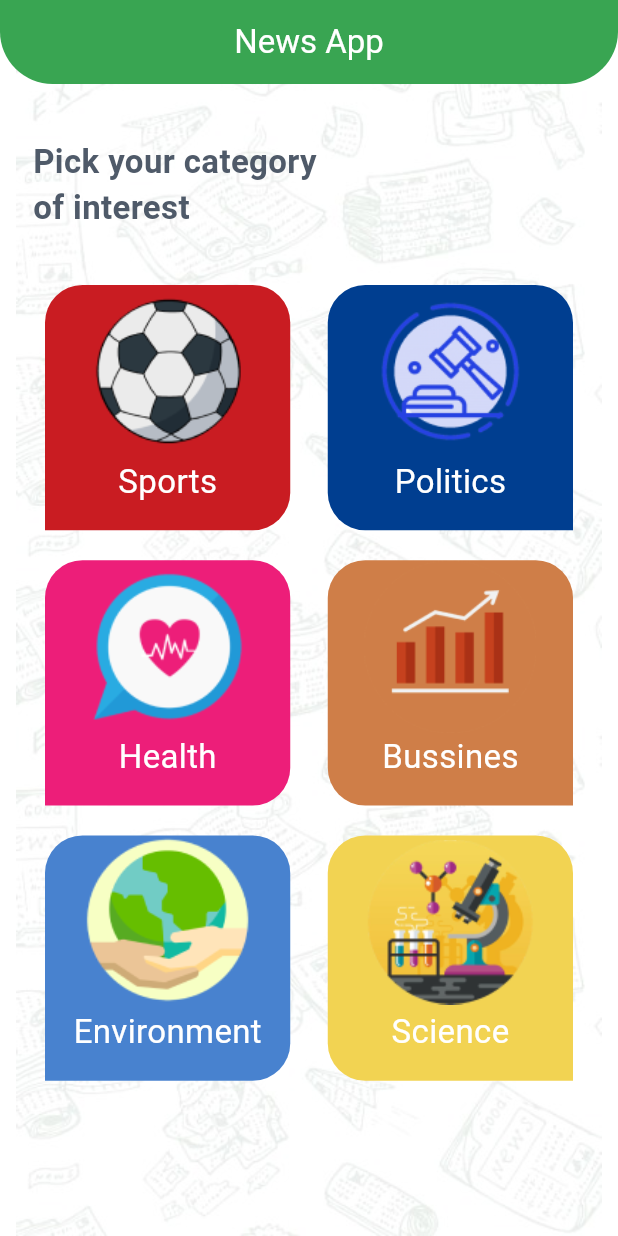
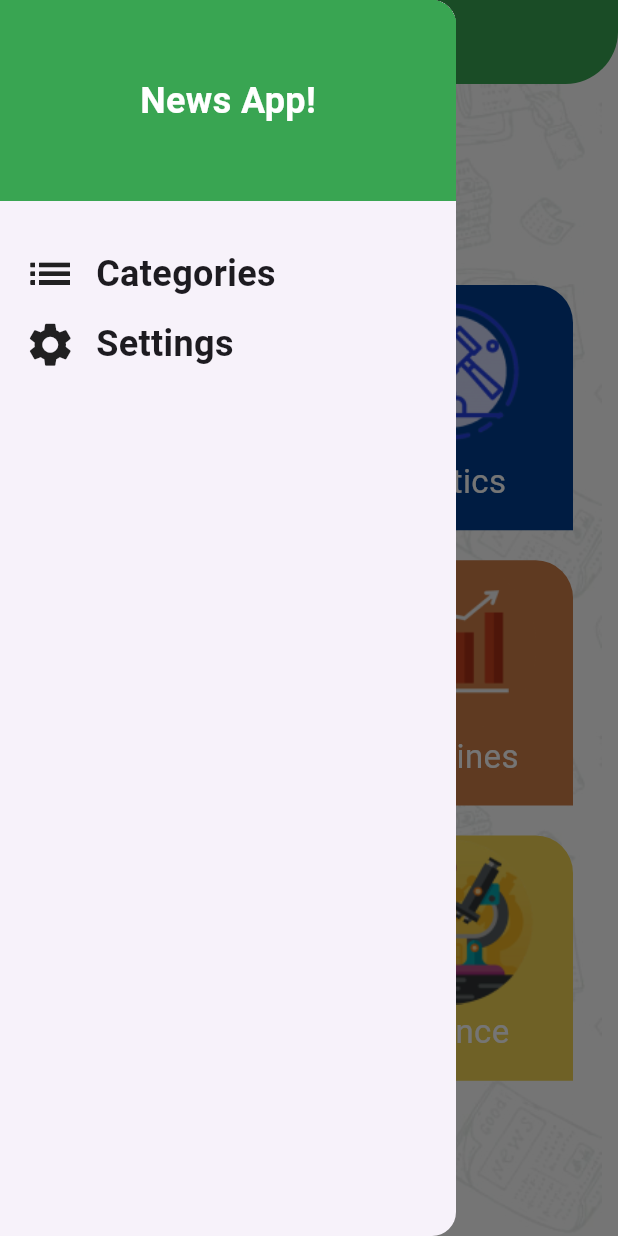
Before and after one commit to Mariamshahir/news_app, a Flutter app: the screen it shows after launch, with the side drawer open (before the commit the screen has no drawer), on a phone screen of 412 x 824 dp. Run offline on Flutter 3.47's test engine with Material 3 defaults, Android fonts, the phone set to English and light mode, and no system bars; our stand-ins replace cached_network_image, shared_preferences; generated files the repository leaves out were written again.

Commit message:
Finished drawer.

```diff
--- a/lib/homescreen.dart
+++ b/lib/homescreen.dart
@@ -1,6 +1,7 @@
 import 'package:flutter/material.dart';
 import 'package:news_app/model/category.dart';
 import 'package:news_app/tabs/categories_tab.dart';
+import 'package:news_app/tabs/settings.dart';
 import 'package:news_app/tabs/tabs_list.dart';
 import 'package:news_app/utils/assets_app.dart';
 import 'package:news_app/utils/colors_app.dart';
@@ -16,11 +17,32 @@ class HomeScreen extends StatefulWidget {
 }
 
 class _HomeScreenState extends State<HomeScreen> {
-  Category? category;
+  late Widget body;
+
+  @override
+  void initState() {
+    // TODO: implement initState
+    super.initState();
+    body = Categories(onCategoryClick: onCategoryClick);
+  }
 
   @override
   Widget build(BuildContext context) {
-    return Container(
+    return SafeArea(
+      child: WillPopScope(
+        onWillPop: ()async {
+          if(body is Categories){
+            print("true");
+            return true;
+          }else{
+            setState(() {
+              body==Categories(onCategoryClick: onCategoryClick);
+            });
+            print("false");
+            return false;
+          }
+        },
+        child: Container(
           decoration: const BoxDecoration(
               image: DecorationImage(image: AssetImage(AppAssets.background))),
           child: Scaffold(
@@ -35,16 +57,80 @@ class _HomeScreenState extends State<HomeScreen> {
                     borderRadius:
                         BorderRadius.vertical(bottom: Radius.circular(35))),
               ),
+              drawer: buildDrawer(),
               backgroundColor: Colors.transparent,
-          body: category == null
-              ? Categories(onCategoryClick: onCategoryClick)
-              : TabsList(categoryId: category!.backEndId)),
+              body: body),
+        ),
+      ),
+    );
+  }
+
+  Drawer buildDrawer() {
+    return Drawer(
+      child: Column(
+        children: [
+          Container(
+              color: AppColors.appBarBackground,
+              width: double.infinity,
+              padding: const EdgeInsets.all(50),
+              child: const Center(
+                child: Text(
+                  "News App!",
+                  style: TextStyle(
+                      fontSize: 24,
+                      fontWeight: FontWeight.bold,
+                      color: AppColors.white),
+                ),
+              )),
+          const SizedBox(
+            height: 25,
+          ),
+          buildDrawerItem(Icons.list_sharp, "Categories", () {
+            setState(() {
+              body = Categories(onCategoryClick: onCategoryClick);
+              Navigator.pop(context);
+            });
+          }),
+          buildDrawerItem(Icons.settings, "Settings", () {
+            setState(() {
+              body = const Settings();
+              Navigator.pop(context);
+            });
+          })
+        ],
+      ),
+    );
+  }
+
+  Widget buildDrawerItem(IconData iconData, String title, Function onClick) {
+    return InkWell(
+      onTap: () {
+        onClick();
+      },
+      child: Container(
+        margin: const EdgeInsets.symmetric(horizontal: 16, vertical: 6),
+        child: Row(
+          children: [
+            Icon(
+              iconData,
+              size: 35,
+            ),
+            const SizedBox(
+              width: 13,
+            ),
+            Text(
+              title,
+              style: const TextStyle(fontSize: 24, fontWeight: FontWeight.bold),
+            )
+          ],
+        ),
+      ),
     );
   }
 
   void onCategoryClick(Category category) {
     setState(() {
-      this.category = category;
+      body=TabsList(categoryId: category.backEndId);
     });
   }
 }
```
Lines whose indentation alone changed are shown as unchanged.
